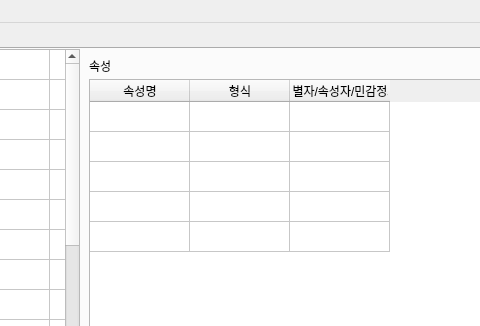
Above: main.ui from cosine0/anonymize before the change; both pictures show x 553 to 1033 and y 0 to 326 of the 1273 by 837 pixel window. Below: the same form after it.
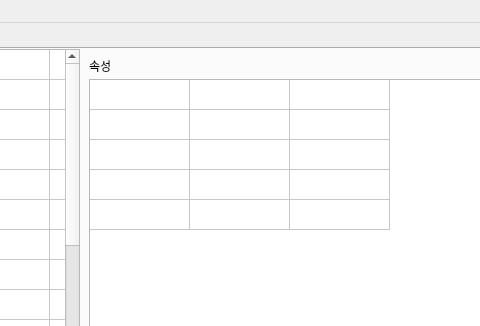
That is the form after the change. The open tabs and pages were chosen to show the change.

Commit message: 버튼 누르면 탭 바뀌게

```diff
--- a/main.ui
+++ b/main.ui
@@ -501,7 +501,7 @@
        <number>5</number>
       </property>
       <attribute name="horizontalHeaderVisible">
-       <bool>true</bool>
+       <bool>false</bool>
       </attribute>
       <attribute name="verticalHeaderVisible">
        <bool>false</bool>
```
Left out of the diff: 10 changed lines with no effect on the pictures. The commit also changes 1 other file.
